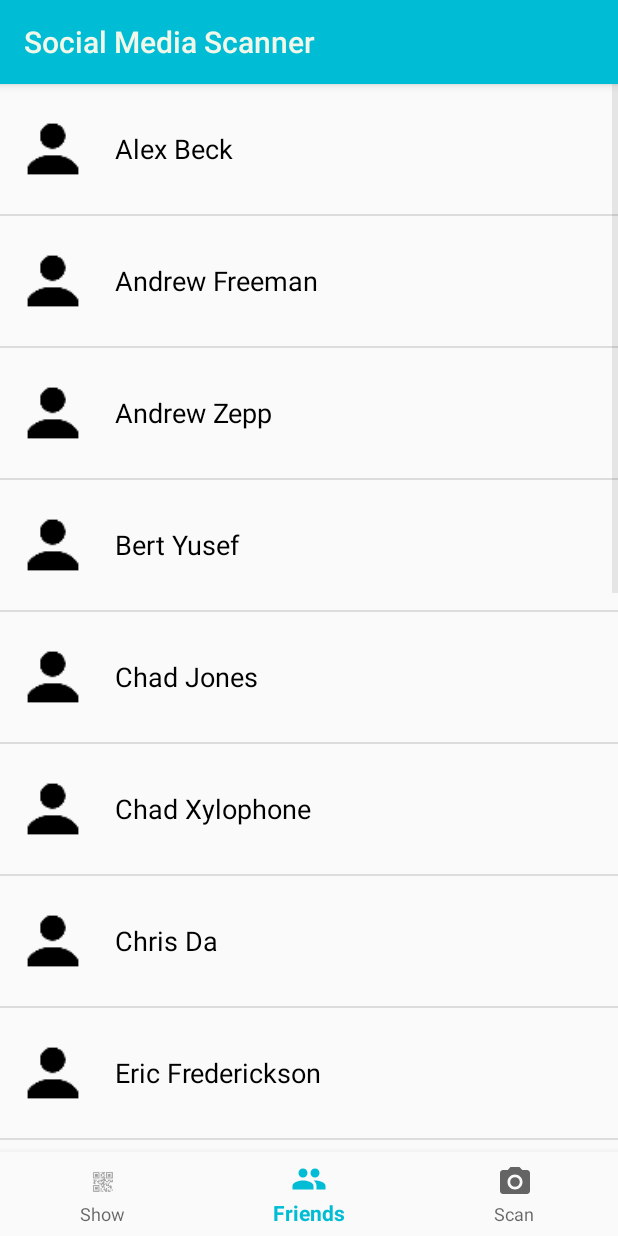
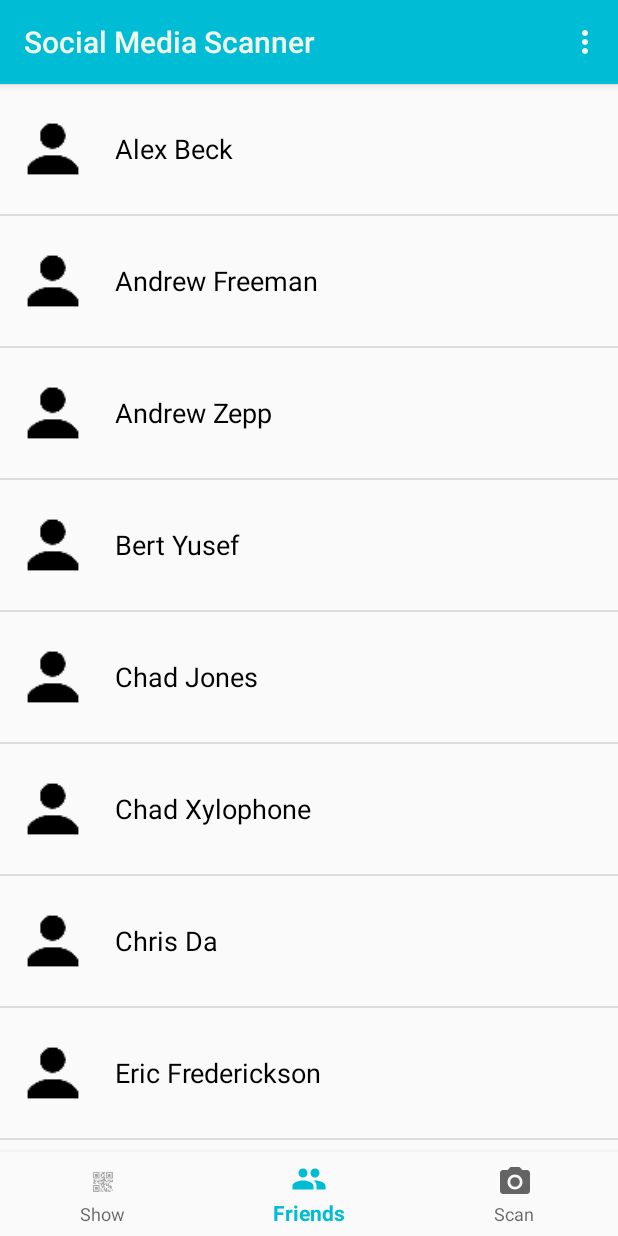
Before and after one commit to ac-freeman/social-media-scanner, an Android app: the MainActivity screen opened directly, with no data from a screen before it, item 2 of the bottom bar chosen, on a phone screen of 412 x 824 dp. Run offline under Robolectric (Android 15) with nearby library versions, the phone set to English and light mode, and no system bars; libraries missing offline, so code that uses them is left out: com.facebook, com.twitter.sdk, me.dm7.barcodescanner; 1 statement that could not run was skipped.

Commit message:
Add settings button

```diff
--- a/app/src/main/java/com/acfreeman/socialmediascanner/MainActivity.java
+++ b/app/src/main/java/com/acfreeman/socialmediascanner/MainActivity.java
@@ -161,6 +161,10 @@ public class MainActivity extends AppCompatActivity implements CustomDialogFragm
 
                 dialog.setArguments(args);
                 dialog.show(getFragmentManager(), "CustomDialogFragment");
+                return true;
+            case R.id.action_settings:
+                //TODO
+                return true;
             default:
                 return super.onOptionsItemSelected(item);
         }
--- a/app/src/main/res/menu/appbar.xml
+++ b/app/src/main/res/menu/appbar.xml
@@ -16,4 +16,9 @@
         android:title="@string/title_delete"
         app:showAsAction="always"
         android:visible="false"/>
+
+    <!-- Settings, should always be in the overflow -->
+    <item android:id="@+id/action_settings"
+        android:title="@string/action_settings"
+        app:showAsAction="never"/>
 </menu>
--- a/app/src/main/res/values/strings.xml
+++ b/app/src/main/res/values/strings.xml
@@ -17,5 +17,7 @@
     <string name="fb_login_protocol_scheme">fb140267453275422</string>
     <string name="title_save_contact">Save contacts to device</string>
 
+    <string name="action_settings">Settings</string>
+
 
 </resources>
```
